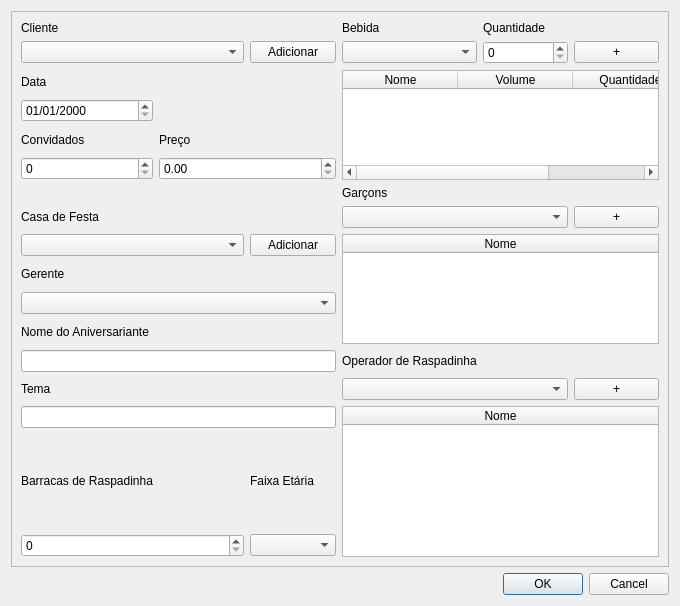
Qt form GUI/festa.ui (fvendrameto/Databases-Final-Project) before a commit.
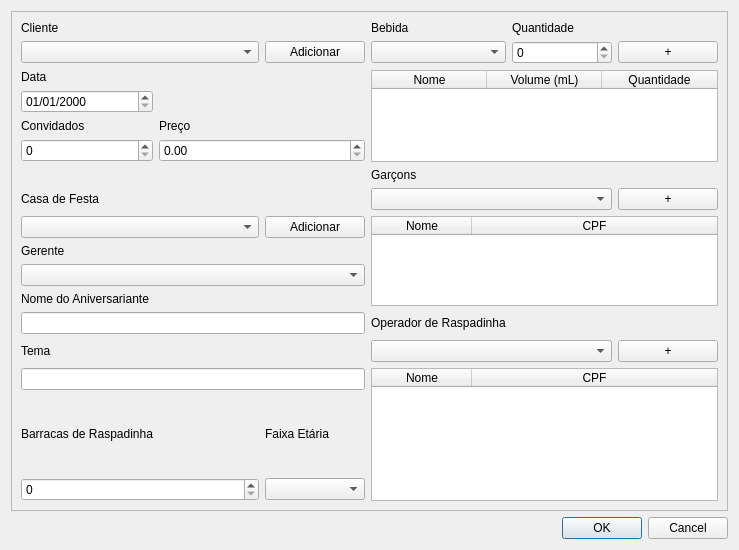
The same form after that commit.

The edit to the form file:
```diff
--- a/GUI/festa.ui
+++ b/GUI/festa.ui
@@ -6,8 +6,8 @@
    <rect>
     <x>0</x>
     <y>0</y>
-    <width>680</width>
-    <height>606</height>
+    <width>739</width>
+    <height>550</height>
    </rect>
   </property>
   <property name="windowTitle">
@@ -92,6 +92,9 @@
         <attribute name="horizontalHeaderStretchLastSection">
          <bool>true</bool>
         </attribute>
+        <attribute name="verticalHeaderVisible">
+         <bool>false</bool>
+        </attribute>
         <column>
          <property name="text">
           <string>Nome</string>
@@ -99,7 +102,7 @@
         </column>
         <column>
          <property name="text">
-          <string>Volume</string>
+          <string>Volume (mL)</string>
          </property>
         </column>
         <column>
@@ -235,20 +238,43 @@
       </item>
       <item row="8" column="3" rowspan="4" colspan="3">
        <widget class="QTableWidget" name="garcons_tableWidget">
+        <property name="editTriggers">
+         <set>QAbstractItemView::NoEditTriggers</set>
+        </property>
+        <property name="selectionMode">
+         <enum>QAbstractItemView::SingleSelection</enum>
+        </property>
+        <property name="selectionBehavior">
+         <enum>QAbstractItemView::SelectRows</enum>
+        </property>
+        <property name="showGrid">
+         <bool>true</bool>
+        </property>
         <property name="rowCount">
          <number>0</number>
         </property>
         <property name="columnCount">
-         <number>1</number>
+         <number>2</number>
         </property>
+        <attribute name="horizontalHeaderVisible">
+         <bool>true</bool>
+        </attribute>
         <attribute name="horizontalHeaderStretchLastSection">
          <bool>true</bool>
         </attribute>
+        <attribute name="verticalHeaderVisible">
+         <bool>false</bool>
+        </attribute>
         <column>
          <property name="text">
           <string>Nome</string>
          </property>
         </column>
+        <column>
+         <property name="text">
+          <string>CPF</string>
+         </property>
+        </column>
        </widget>
       </item>
       <item row="12" column="3">
@@ -274,16 +300,24 @@
          <number>0</number>
         </property>
         <property name="columnCount">
-         <number>1</number>
+         <number>2</number>
         </property>
         <attribute name="horizontalHeaderStretchLastSection">
          <bool>true</bool>
         </attribute>
+        <attribute name="verticalHeaderVisible">
+         <bool>false</bool>
+        </attribute>
         <column>
          <property name="text">
           <string>Nome</string>
          </property>
         </column>
+        <column>
+         <property name="text">
+          <string>CPF</string>
+         </property>
+        </column>
        </widget>
       </item>
       <item row="3" column="0">
```
Left out of the diff: 18 changed lines with no effect on the pictures.
